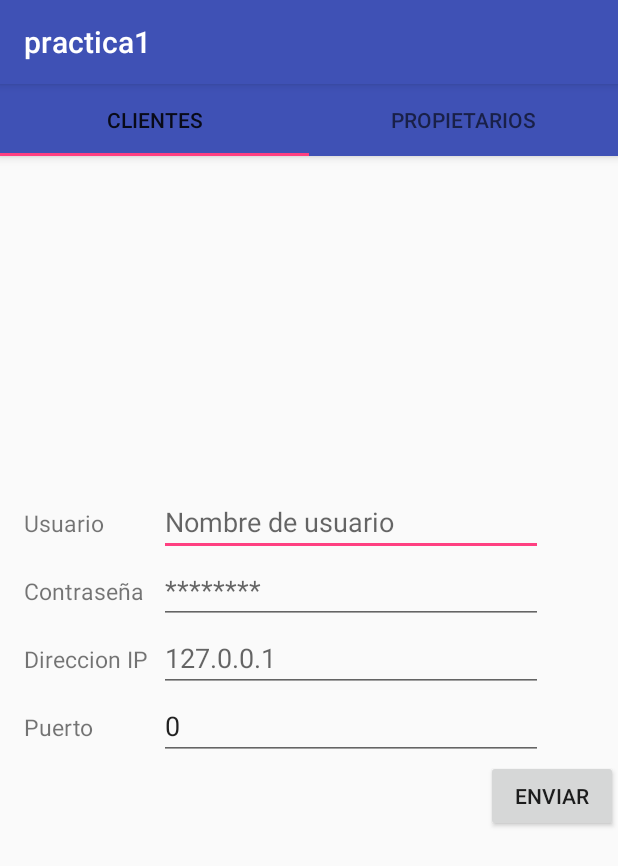
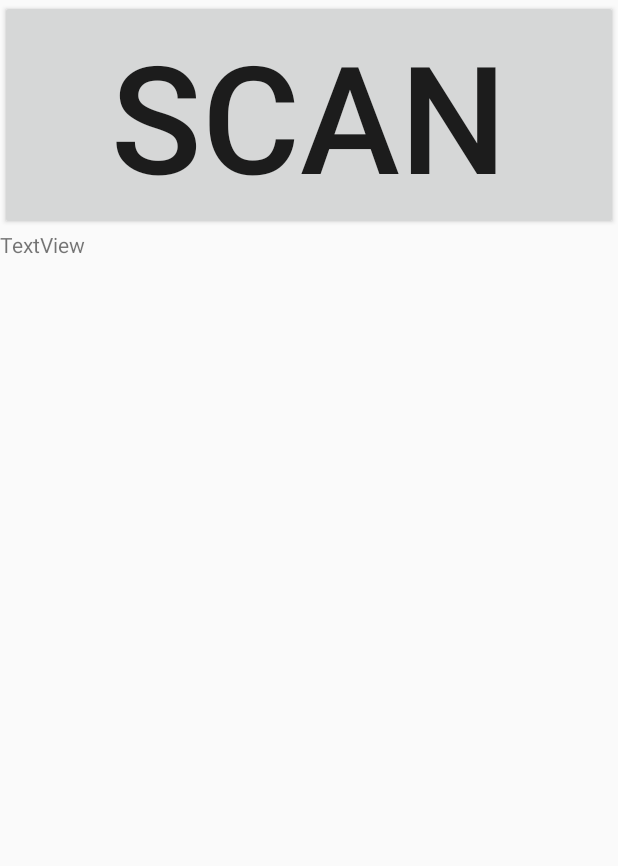
Before and after one commit to vmpc0002/sm1617_g05_p2, an Android app: the screen it shows after launch (MainActivity), on a phone screen of 412 x 824 dp. Shown: the top 866 px of the screen. Run offline under Robolectric (Android 15) with nearby library versions, the phone set to English and light mode, and no system bars.

Commit message:
Solo inicio de sesion QR (salvado para vuelta atras)

```diff
--- a/practica2/app/src/main/AndroidManifest.xml
+++ b/practica2/app/src/main/AndroidManifest.xml
@@ -1,7 +1,10 @@
 <?xml version="1.0" encoding="utf-8"?>
 <manifest xmlns:android="http://schemas.android.com/apk/res/android"
     package="es.ujaen.git.practica1">
-
+    <uses-permission android:name="android.permission.READ_EXTERNAL_STORAGE" />
+    <uses-permission android:name="android.permission.WRITE_EXTERNAL_STORAGE" />
+    <uses-permission android:name="android.permission.INTERNET"/>
+    <uses-permission android:name="android.permission.ACCESS_NETWORK_STATE"/>
     <application
         android:allowBackup="true"
         android:icon="@mipmap/ic_launcher"
--- a/practica2/app/src/main/java/es/ujaen/git/practica1/MainActivity.java
+++ b/practica2/app/src/main/java/es/ujaen/git/practica1/MainActivity.java
@@ -1,20 +1,22 @@
 package es.ujaen.git.practica1;
 
+import android.app.Activity;
+import android.app.Fragment;
+import android.app.FragmentManager;
+import android.app.FragmentTransaction;
+import android.content.Intent;
 import android.os.Bundle;
-import android.support.design.widget.TabItem;
-import android.support.design.widget.TabLayout;
-import android.support.v4.app.Fragment;
-import android.support.v4.app.FragmentManager;
-import android.support.v4.app.FragmentTransaction;
-import android.support.v4.view.ViewPager;
-import android.support.v7.app.AppCompatActivity;
-import android.view.View;
+import android.widget.TextView;
+import android.widget.Toast;
+
+import com.google.zxing.integration.android.IntentIntegrator;
+import com.google.zxing.integration.android.IntentResult;
 
 /**
  * @author Emilio Sánchez Catalán y Víctor Manuel Pérez Cámara
  * @version 1.0
  */
-public class MainActivity extends AppCompatActivity {
+public class MainActivity extends Activity {
 
     /**
      * Metodo encargado de crear la Activity principal. Donde se vincula la activity al layout principal
@@ -26,24 +28,19 @@ public class MainActivity extends AppCompatActivity {
         super.onCreate(savedInstanceState);
         setContentView(R.layout.activity_main);
 
-        ViewPager viewPager = (ViewPager) findViewById(R.id.id_viewpager);
-        PagerAdapter adapter = new PagerAdapter(getSupportFragmentManager());
-        adapter.addFragment(new AuthFragment(), "clientes");
-        adapter.addFragment(new AuthQRFragment(), "propietarios");
-        viewPager.setAdapter(adapter);
-        TabLayout tabLayout = (TabLayout) findViewById(R.id.tabs);
-        tabLayout.setupWithViewPager(viewPager);
-        /*FragmentManager fragmentActivity = getSupportFragmentManager();
+        FragmentManager fragmentActivity = getFragmentManager();
         FragmentTransaction fragmentTransaction = fragmentActivity.beginTransaction();
 
-        Fragment f = fragmentActivity.findFragmentById(R.id.fragment);
+        Fragment f = fragmentActivity.findFragmentById(R.id.main_fragment);
+
         if (f == null) {
-            AuthFragment authFragment = new AuthFragment().newInstance("User", "Pass", "127.0.0.1", 0);
-            fragmentTransaction.add(R.id.fragment, authFragment);
+            AuthQRFragment authQRFragment = new AuthQRFragment();
+            fragmentTransaction.add(R.id.main_fragment, authQRFragment);
             fragmentTransaction.addToBackStack(null);
         }
-        fragmentTransaction.commit();*/
+        fragmentTransaction.commit();
 
     }
 
+
 }
--- a/practica2/app/src/main/java/es/ujaen/git/practica1/PagerAdapter.java
+++ /dev/null
@@ -1,41 +0,0 @@
-package es.ujaen.git.practica1;
-
-import android.support.v4.app.Fragment;
-import android.support.v4.app.FragmentManager;
-import android.support.v4.app.FragmentPagerAdapter;
-
-import java.util.ArrayList;
-import java.util.List;
-
-/**
- * Created by windic on 08/11/2016.
- */
-
-public class PagerAdapter extends FragmentPagerAdapter {
-
-    private final List<Fragment> mFragmentList = new ArrayList();
-    private final List<String> mFragmentTitleNames =  new ArrayList();
-
-    public PagerAdapter (FragmentManager fm){
-        super(fm);
-    }
-    public void addFragment(Fragment fragment, String title){
-        mFragmentList.add(fragment);
-        mFragmentTitleNames.add(title);
-    }
-
-    @Override
-    public Fragment getItem(int position) {
-        return mFragmentList.get(position);
-    }
-
-    @Override
-    public int getCount() {
-        return mFragmentList.size();
-    }
-
-    @Override
-    public CharSequence getPageTitle(int position) {
-        return mFragmentTitleNames.get(position);
-    }
-}
--- a/practica2/app/src/main/res/layout/activity_main.xml
+++ b/practica2/app/src/main/res/layout/activity_main.xml
@@ -1,26 +1,14 @@
 <?xml version="1.0" encoding="utf-8"?>
-<android.support.design.widget.CoordinatorLayout xmlns:android="http://schemas.android.com/apk/res/android"
+<RelativeLayout xmlns:android="http://schemas.android.com/apk/res/android"
     xmlns:tools="http://schemas.android.com/tools"
     xmlns:app="http://schemas.android.com/apk/res-auto"
     android:layout_width="match_parent"
     android:layout_height="match_parent">
 
-    <android.support.design.widget.AppBarLayout
-        android:id="@+id/appbar"
-        android:layout_height="wrap_content"
-        android:layout_width="match_parent">
+    <FrameLayout
+        android:id="@+id/main_fragment"
+        android:layout_width="match_parent"
+        android:layout_height="match_parent">
 
-        <android.support.design.widget.TabLayout
-            android:id="@+id/tabs"
-            android:layout_width="match_parent"
-            android:layout_height="match_parent">
-
-        </android.support.design.widget.TabLayout>
-    </android.support.design.widget.AppBarLayout>
-
-    <android.support.v4.view.ViewPager
-        android:id="@+id/id_viewpager"
-        android:layout_width="match_parent"
-        android:layout_height="match_parent"/>
-
-</android.support.design.widget.CoordinatorLayout>
+    </FrameLayout>
+</RelativeLayout>
--- a/practica2/app/src/main/res/layout/fragment_auth_qr.xml
+++ b/practica2/app/src/main/res/layout/fragment_auth_qr.xml
@@ -6,8 +6,16 @@
 
     <Button
         android:layout_width="match_parent"
-        android:layout_height="match_parent"
+        android:layout_height="wrap_content"
         android:id="@+id/autenticacionQR_scan_button"
         android:text="SCAN"
         android:textSize="100dp"/>
+
+    <TextView
+        android:text="TextView"
+        android:layout_width="wrap_content"
+        android:layout_height="wrap_content"
+        android:layout_below="@+id/autenticacionQR_scan_button"
+        android:layout_alignParentStart="true"
+        android:id="@+id/textView" />
 </RelativeLayout>
--- a/practica2/build.gradle
+++ b/practica2/build.gradle
@@ -5,7 +5,7 @@ buildscript {
         jcenter()
     }
     dependencies {
-        classpath 'com.android.tools.build:gradle:2.2.0'
+        classpath 'com.android.tools.build:gradle:2.2.2'
 
         // NOTE: Do not place your application dependencies here; they belong
         // in the individual module build.gradle files
```
Also changed, not shown: practica2/app/src/main/java/es/ujaen/git/practica1/AuthQRFragment.java (+30 -3 lines), practica2/app/src/main/java/es/ujaen/git/practica1/ServiceRest.java (added, +74 -0 lines), practica2/app/src/main/java/es/ujaen/git/practica1/ServicioRemotoActivity.java (+4 -14 lines), practica2/app/src/main/res/layout/servicio_remoto.xml (+1 -15 lines).
